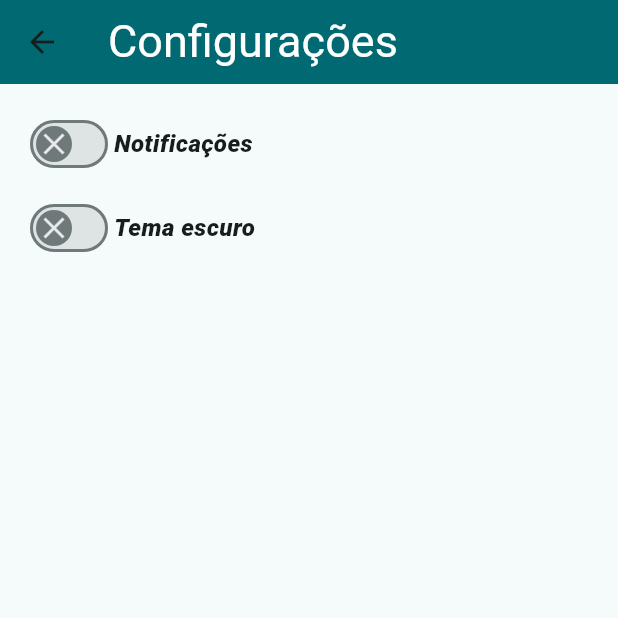
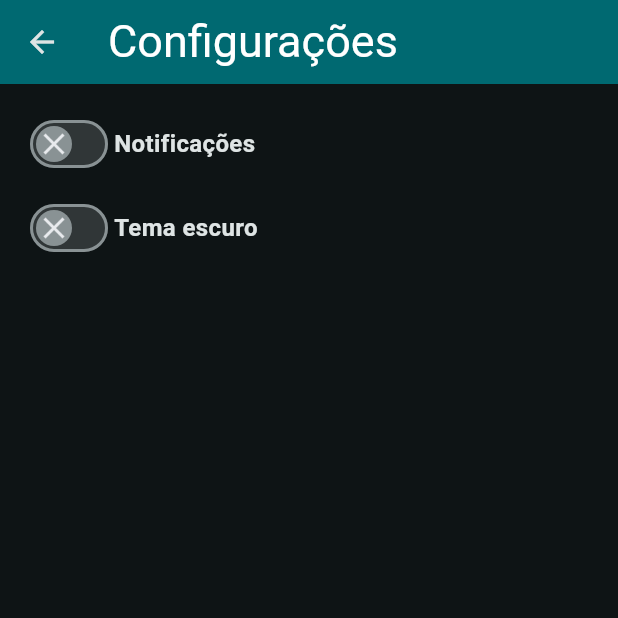
Before and after one commit to livelyluan/projeto, a Flutter app: the screen it shows after launch, after a tap on the "settings" icon, on a phone screen of 412 x 824 dp, the top half of it. Run offline on Flutter 3.47's test engine with Material 3 defaults, Android fonts, the phone set to English and light mode, and no system bars; our stand-ins replace sqflite; missing offline and left inert: flutter_splash_screen; accounts and stored records are empty.

Commit message:
Add files via upload

```diff
--- a/lib/database/db_helper.dart
+++ b/lib/database/db_helper.dart
@@ -9,9 +9,9 @@ class DbHelper {
       dbPath,
       onCreate: (db, version) async {
         await db.execute(
-            'CREATE TABLE books (title TEXT PRIMARY KEY,author CHAR, publisher CHAR,volume CHAR(2),publicationYear CHAR(4));');
+            'CREATE TABLE books (title CHAR PRIMARY KEY,author CHAR ,publisher CHAR,volume CHAR(2),publicationYear CHAR(4));');
             await db.execute(
-              'CREATE TABLE leavebook (title TEXT PRIMARY KEY, userName TEXT, clientName TEXT, checkoutDate TEXT, returnDate TEXT)');
+              'CREATE TABLE leavebook (title CHAR PRIMARY KEY, userName CHAR, clientName CHAR, checkoutDate CHAR, returnDate CHAR,)');
                await db.execute(
               'CREATE TABLE collection (collection CHAR PRIMARY KEY)');
       },
--- a/lib/main.dart
+++ b/lib/main.dart
@@ -1,5 +1,6 @@
 
 import 'package:book_finder/screens/configurations/configurations.dart';
+import 'package:book_finder/screens/detailsbook/details_book.dart';
 import 'package:book_finder/screens/home/home.dart';
 import 'package:book_finder/screens/register/leave.dart';
 import 'package:book_finder/screens/register/new_collection.dart';
@@ -21,16 +22,18 @@ class MainApp extends StatelessWidget {
     return MaterialApp(
       initialRoute: 'BookScreen',
       routes: {
+
         'BookScreen':(context) => const SplashScreen(),
         'home': (context) => const Home(),
         'register': (context) => const Register(),
         'configurações': (context) => const Configurations(),
         'saida': (context) => const LeaveBook(),
         'coleção': (context) => const NewCollection(),
+        'BookDetails': (context) =>  BookDetailsScreen(),
       },
       debugShowCheckedModeBanner: false,
      theme: ThemeData(
-      colorScheme: MaterialTheme.lightScheme(),
+      colorScheme: MaterialTheme.darkScheme(),
      ),
      darkTheme: ThemeData(
       colorScheme: MaterialTheme.darkHighContrastScheme(),
--- a/lib/screens/configurations/configurations.dart
+++ b/lib/screens/configurations/configurations.dart
@@ -33,8 +33,11 @@ class _ConfigurationsState extends State<Configurations> {
                  }),
              const  Column(
                  children: [
-                    Text( 'Notificações', style: TextStyle(fontWeight: FontWeight.w800,fontStyle: FontStyle.italic, fontSize: 16,
-
+                    Text(
+                        'Notificações',
+                        style: TextStyle(
+                          fontWeight: FontWeight.bold,
+                          fontSize: 16,
                      ),
                    ),
                  ],
@@ -55,7 +58,11 @@ class _ConfigurationsState extends State<Configurations> {
                  }),
              const  Column(
                  children: [
-                    Text( 'Tema escuro',  style: TextStyle( fontWeight: FontWeight.w800,fontSize: 16, fontStyle: FontStyle.italic
+                    Text(
+                        'Tema escuro',
+                        style: TextStyle(
+                          fontWeight: FontWeight.bold,
+                          fontSize: 16,
                      ),
                    ),
                  ],
--- a/lib/screens/home/components/book_collection.dart
+++ b/lib/screens/home/components/book_collection.dart
@@ -15,7 +15,7 @@ class BookCollection extends StatelessWidget {
           children: [
             Expanded(
               child: ListTile(
-                title: Text(collection.name, style: const TextStyle(fontWeight: FontWeight.w500, fontStyle: FontStyle.italic, fontSize: 20)),
+                title: Text(collection.name, style: const TextStyle(fontWeight: FontWeight.bold, fontSize: 30)),
               ),
             ),
             PopupMenuButton(
--- a/lib/screens/home/components/book_leave.dart
+++ b/lib/screens/home/components/book_leave.dart
@@ -15,7 +15,7 @@ class BookReturn extends StatelessWidget {
       children: [
       Expanded(
        child: ListTile(
-          title:  Text(checkoutBook.title, style: const TextStyle(fontWeight: FontWeight.w500, fontStyle: FontStyle.italic, fontSize: 20,)),
+          title:  Text(checkoutBook.title, style: const TextStyle(fontWeight: FontWeight.bold, fontSize: 24,)),
           subtitle: Text(checkoutBook.returnDate, style: const TextStyle(fontWeight: FontWeight.w500, fontSize: 18)),
           ),
         ),
--- a/lib/screens/home/components/new_book.dart
+++ b/lib/screens/home/components/new_book.dart
@@ -12,6 +12,10 @@ class NewBook extends StatelessWidget {
   Widget build(BuildContext context) {
     return  Padding(
   padding: const EdgeInsets.symmetric(vertical: 6.0),
+  child: GestureDetector(
+    onTap: () {
+      Navigator.pushNamed(context, 'BookDetails');
+    },
     child: Card(
       margin: const EdgeInsets.symmetric(vertical: 2.0),
       child: Row(
@@ -19,7 +23,7 @@ class NewBook extends StatelessWidget {
         Expanded(
          child: ListTile(
             title:  Text(book.title, style: const TextStyle(fontWeight: FontWeight.w500,fontStyle: FontStyle.italic, fontSize: 18)),
-            subtitle: Text(book.author, style: const TextStyle(fontWeight: FontWeight.w500, fontSize: 15)),
+            subtitle: Text(book.author, style: const TextStyle(fontWeight: FontWeight.w300, fontSize: 15)),
           ),
           ),
           PopupMenuButton(itemBuilder: (context) =>  [
@@ -43,7 +47,7 @@ class NewBook extends StatelessWidget {
         ],
       ),
     ),
-  );
+  ),
+    );
   }
-
 }
```
Also changed, not shown: lib/screens/detailsbook/details_book.dart (added, +59 -0 lines), lib/screens/register/leave.dart (+15 -33 lines), lib/screens/register/new_collection.dart (+1 -8 lines), lib/screens/register/register_book.dart (+6 -23 lines).
